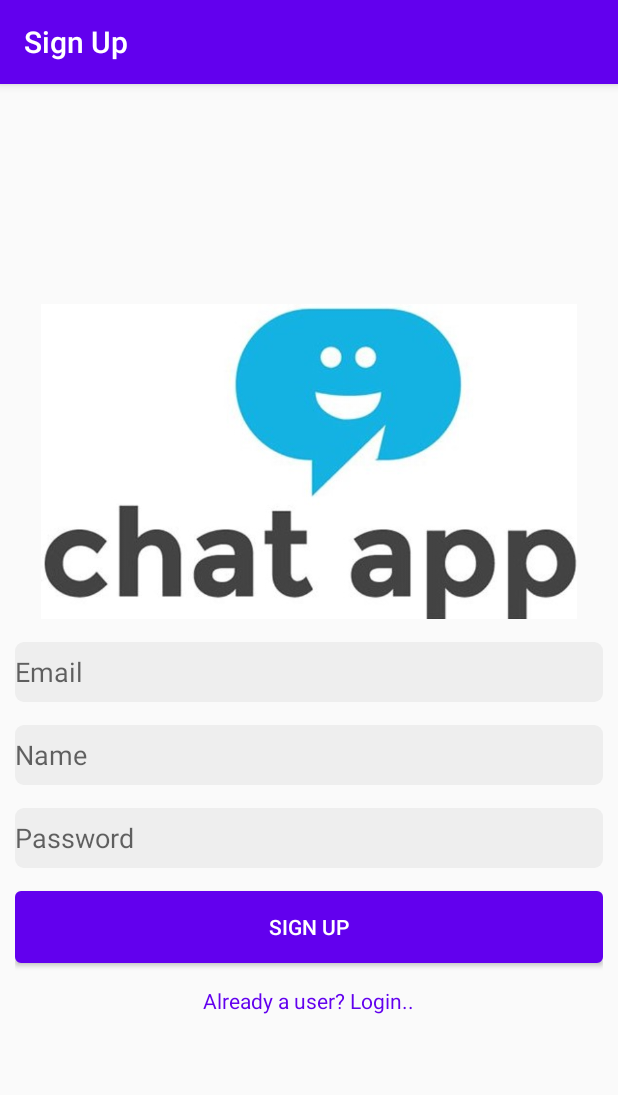
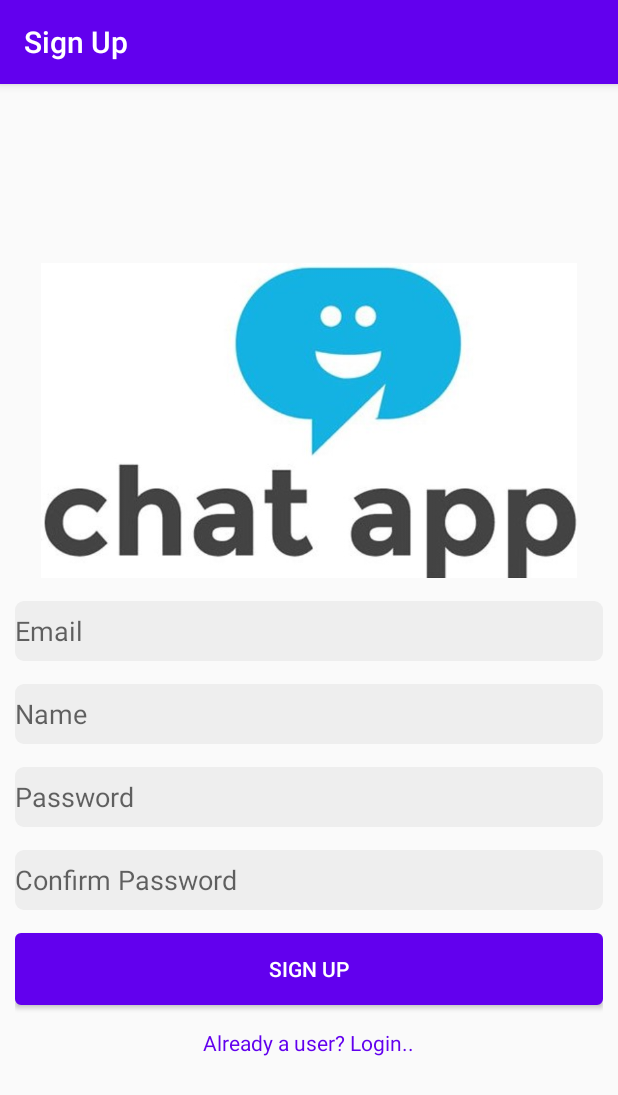
Before and after one commit to KaranvirKajla/CHAT-APP, an Android app: the RegisterActivity screen opened directly, with no data from a screen before it, after a tap on "SIGN UP", on a phone screen of 412 x 824 dp. Shown: the top 1095 px of the screen. Run offline under Robolectric (Android 15) with nearby library versions, the phone set to English and light mode, and no system bars; our stand-ins replace Firebase (no records; nobody signed in at launch, a user with empty details on screens opened directly).

Commit message:
CONFIRM PASSWORD

```diff
--- a/app/src/main/java/com/example/chatapp10/RegisterActivity.java
+++ b/app/src/main/java/com/example/chatapp10/RegisterActivity.java
@@ -25,8 +25,9 @@ import java.util.HashMap;
 import java.util.List;
 
 public class RegisterActivity extends AppCompatActivity {
+
     private TextView mLogin;
-    private EditText mEmail,mName,mPassword;
+    private EditText mEmail,mName,mPassword,mConfirmPassword;
     private FirebaseAuth mAuth;
     private Button mRegister;
     private DatabaseReference mRef = FirebaseDatabase.getInstance().getReference();
@@ -40,6 +41,7 @@ public class RegisterActivity extends AppCompatActivity {
         mPassword  = findViewById(R.id.password);
         mRegister = findViewById(R.id.register);
         mLogin = findViewById(R.id.login);
+        mConfirmPassword = findViewById(R.id.confirmPassword);
 
         mAuth = FirebaseAuth.getInstance();
 
@@ -68,12 +70,15 @@ public class RegisterActivity extends AppCompatActivity {
                 String email = mEmail.getText().toString();
                 String name = mName.getText().toString();
                 String password = mPassword.getText().toString();
+                String confirmPassword = mConfirmPassword.getText().toString();
 
                 if(TextUtils.isEmpty(email) || TextUtils.isEmpty(name) || TextUtils.isEmpty(password)){
                     Toast.makeText(RegisterActivity.this,"Credentials missing",Toast.LENGTH_LONG).show();
 
                 }else if(password.length()<6){
                     Toast.makeText(RegisterActivity.this,"Password too Short",Toast.LENGTH_LONG).show();
+                }else if(!confirmPassword.equals(password)){
+                    Toast.makeText(RegisterActivity.this,"Password unmatched. Reenter password..",Toast.LENGTH_LONG).show();
                 }else{
                     registerUser(email,password,name);
                 }
--- a/app/src/main/res/layout/activity_register.xml
+++ b/app/src/main/res/layout/activity_register.xml
@@ -46,6 +46,16 @@
         android:inputType="textPassword"
         android:background="@drawable/edit_text_background"/>
 
+    <EditText
+        android:id="@+id/confirmPassword"
+        android:layout_marginTop="15dp"
+        android:layout_width="match_parent"
+        android:layout_height="wrap_content"
+        android:ems="10"
+        android:hint="Confirm Password"
+        android:inputType="textPassword"
+        android:background="@drawable/edit_text_background"/>
+
     <Button
         android:id="@+id/register"
         android:layout_width="match_parent"
@@ -63,4 +73,6 @@
         android:text="Already a user? Login.."
         />
 
+
+
 </LinearLayout>
```
